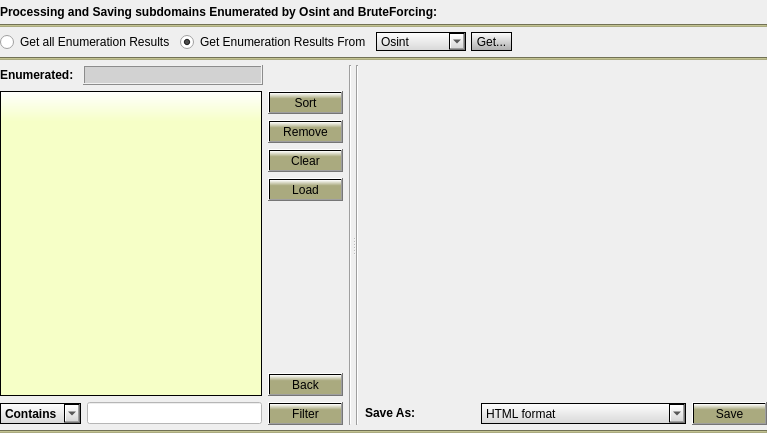
This is Gui/src/SaveTab/Save.ui in 3nock/OTE as Qt 5 draws it before an edit. The edited form follows.
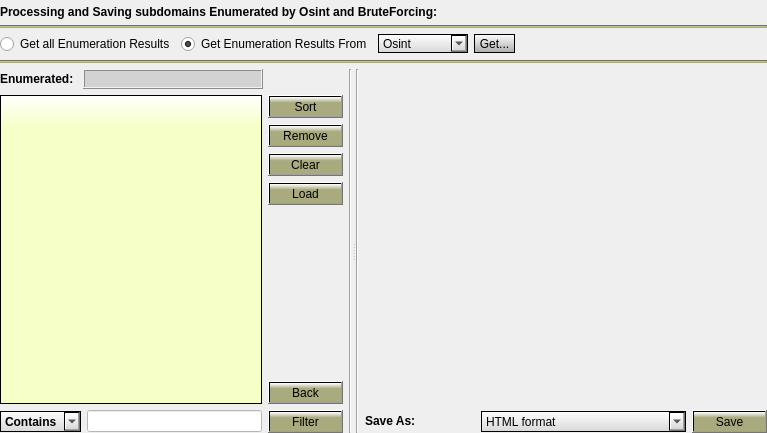
This is the edited form.

```diff
--- a/Gui/src/SaveTab/Save.ui
+++ b/Gui/src/SaveTab/Save.ui
@@ -13,10 +13,7 @@
   <property name="windowTitle">
    <string>Dialog</string>
   </property>
-  <layout class="QVBoxLayout" name="verticalLayout_4">
-   <property name="spacing">
-    <number>5</number>
-   </property>
+  <layout class="QVBoxLayout" name="verticalLayout_3">
    <property name="leftMargin">
     <number>0</number>
    </property>
@@ -201,8 +198,6 @@
     </layout>
    </item>
    <item>
-    <layout class="QVBoxLayout" name="verticalLayout_3">
-     <item>
       <widget class="QSplitter" name="splitter">
        <property name="orientation">
         <enum>Qt::Horizontal</enum>
@@ -669,18 +664,6 @@
         </layout>
        </widget>
       </widget>
-     </item>
-     <item>
-      <widget class="Line" name="line_12">
-       <property name="styleSheet">
-        <string notr="true">background-color: rgb(170, 170, 127);</string>
-       </property>
-       <property name="orientation">
-        <enum>Qt::Horizontal</enum>
-       </property>
-      </widget>
-     </item>
-    </layout>
    </item>
   </layout>
  </widget>
```
Lines whose indentation alone changed are shown as unchanged.
